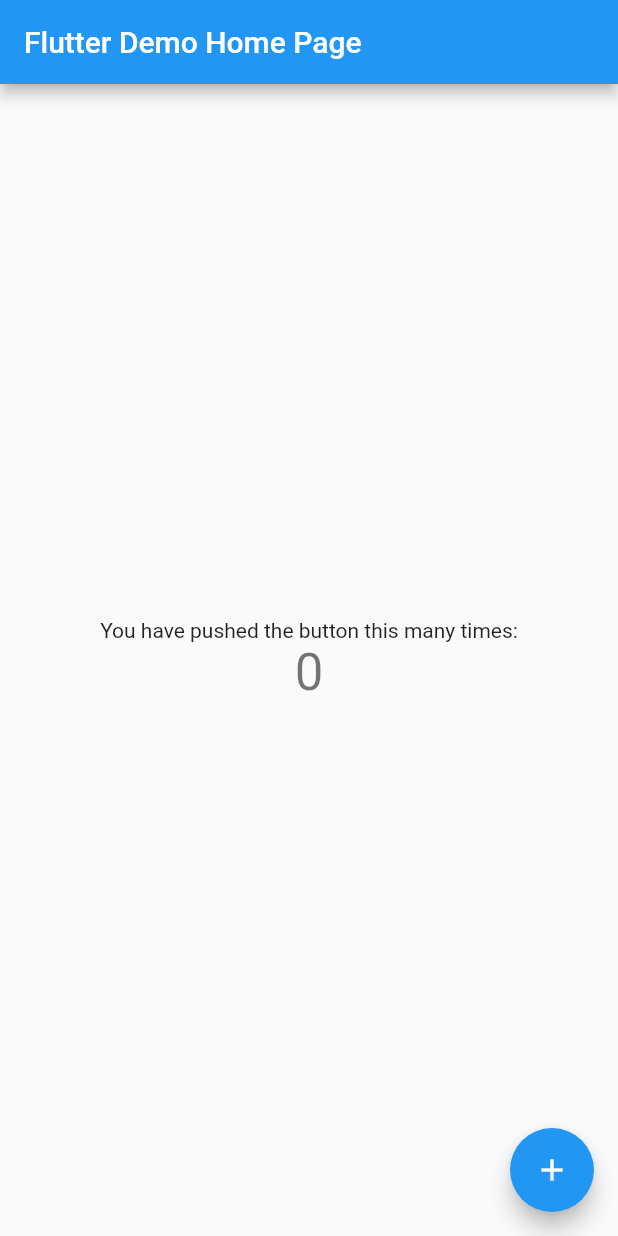
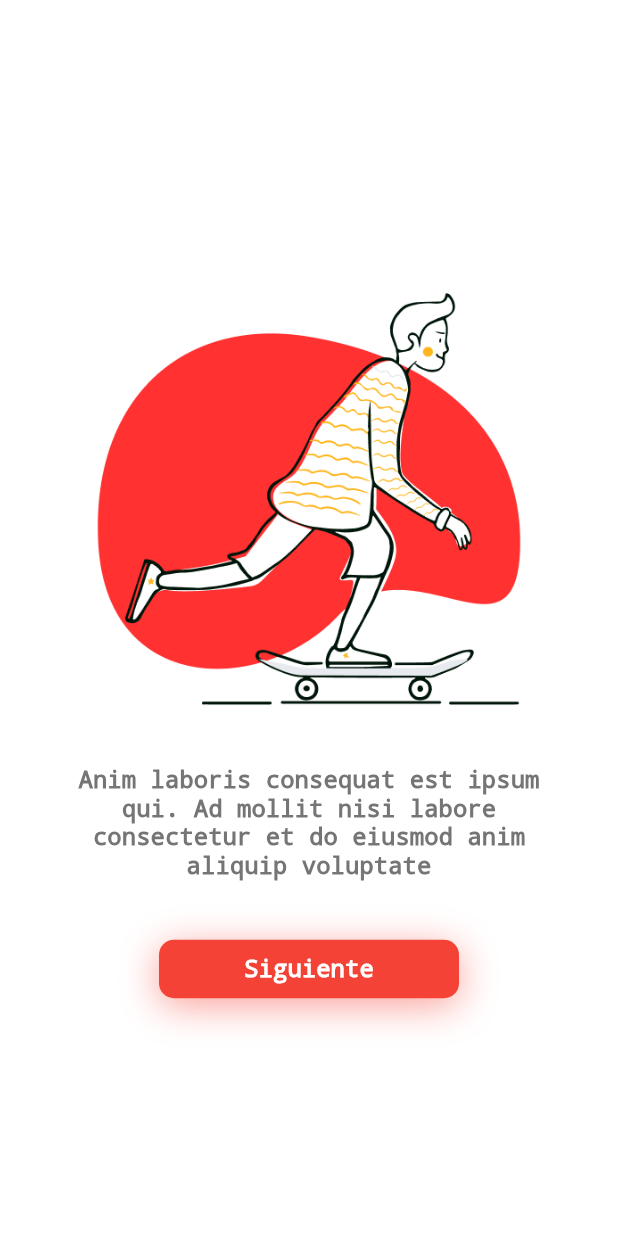
Before and after one commit to Finance-App-Open-Source/Finance-App-Flutter, a Flutter app: the screen it shows after launch, on a phone screen of 412 x 824 dp. Run offline on Flutter 3.47's test engine with Material 2 defaults, Android fonts, the phone set to English and light mode, and no system bars.

Commit message:
feat:splash images screen

```diff
--- a/lib/main.dart
+++ b/lib/main.dart
@@ -1,43 +1,25 @@
+import 'package:finance_app/splash/splash_screen.dart';
 import 'package:flutter/material.dart';
 
 void main() {
-  runApp(MyApp());
+  runApp(FinanceApp());
 }
 
-class MyApp extends StatelessWidget {
-  // This widget is the root of your application.
+class FinanceApp extends StatelessWidget {
   @override
   Widget build(BuildContext context) {
     return MaterialApp(
-      title: 'Flutter Demo',
+      title: 'Finance App',
       theme: ThemeData(
-        // This is the theme of your application.
-        //
-        // Try running your application with "flutter run". You'll see the
-        // application has a blue toolbar. Then, without quitting the app, try
-        // changing the primarySwatch below to Colors.green and then invoke
-        // "hot reload" (press "r" in the console where you ran "flutter run",
-        // or simply save your changes to "hot reload" in a Flutter IDE).
-        // Notice that the counter didn't reset back to zero; the application
-        // is not restarted.
         primarySwatch: Colors.blue,
       ),
-      home: MyHomePage(title: 'Flutter Demo Home Page'),
+      home: SplashScreen(),
     );
   }
 }
 
 class MyHomePage extends StatefulWidget {
   MyHomePage({Key? key, this.title}) : super(key: key);
-
-  // This widget is the home page of your application. It is stateful, meaning
-  // that it has a State object (defined below) that contains fields that affect
-  // how it looks.
-
-  // This class is the configuration for the state. It holds the values (in this
-  // case the title) provided by the parent (in this case the App widget) and
-  // used by the build method of the State. Fields in a Widget subclass are
-  // always marked "final".
 
   final String? title;
 
--- /dev/null
+++ b/lib/splash/splash_screen.dart
@@ -0,0 +1,79 @@
+import 'package:flutter/material.dart';
+
+class SplashScreen extends StatefulWidget {
+  @override
+  _SplashScreenState createState() => _SplashScreenState();
+}
+
+class _SplashScreenState extends State<SplashScreen> {
+  final List<String> images = [
+    'assets/img/splash/run-health.png',
+    'assets/img/splash/locked-security.png',
+    'assets/img/splash/relationship.png'
+  ];
+  int currentIndex = 0;
+  @override
+  Widget build(BuildContext context) {
+    return Container(
+      color: Colors.white,
+      padding: EdgeInsets.all(30.0),
+      child: Column(
+        mainAxisAlignment: MainAxisAlignment.center,
+        crossAxisAlignment: CrossAxisAlignment.center,
+        children: [
+          Image(
+            image: AssetImage(images[currentIndex]),
+          ),
+          Text(
+            '''Anim laboris consequat est ipsum qui. Ad mollit nisi labore consectetur et do eiusmod anim aliquip voluptate''',
+            textAlign: TextAlign.center,
+            style: TextStyle(
+              fontSize: 16.0,
+              color: Colors.grey[600],
+              decoration: TextDecoration.none,
+            ),
+          ),
+          GestureDetector(
+            onTap: () {
+              setState(() {
+                currentIndex += 1;
+                if (currentIndex >= images.length) {
+                  currentIndex = 0;
+                }
+              });
+            },
+            child: Container(
+              margin: EdgeInsets.only(
+                top: 40.0,
+              ),
+              decoration: BoxDecoration(
+                color: Colors.red,
+                borderRadius: BorderRadius.all(
+                  Radius.circular(10.0),
+                ),
+                boxShadow: <BoxShadow>[
+                  BoxShadow(
+                    color: Colors.red.withOpacity(0.5),
+                    blurRadius: 21,
+                    offset: Offset(0, 5),
+                  ),
+                ],
+              ),
+              padding: EdgeInsets.all(10.0),
+              width: 200.0,
+              child: Text(
+                'Siguiente',
+                textAlign: TextAlign.center,
+                style: TextStyle(
+                  fontSize: 16.0,
+                  color: Colors.white,
+                  decoration: TextDecoration.none,
+                ),
+              ),
+            ),
+          )
+        ],
+      ),
+    );
+  }
+}
--- a/pubspec.yaml
+++ b/pubspec.yaml
@@ -45,9 +45,8 @@ flutter:
   uses-material-design: true
 
   # To add assets to your application, add an assets section, like this:
-  # assets:
-  #   - images/a_dot_burr.jpeg
-  #   - images/a_dot_ham.jpeg
+  assets:
+    - assets/img/splash/
 
   # An image asset can refer to one or more resolution-specific "variants", see
   # https://flutter.dev/assets-and-images/#resolution-aware.
```
Also changed, not shown: assets/img/splash/locked-security.png (added), assets/img/splash/relationship.png (added), assets/img/splash/run-health.png (added), pubspec.lock, 1 other file.
